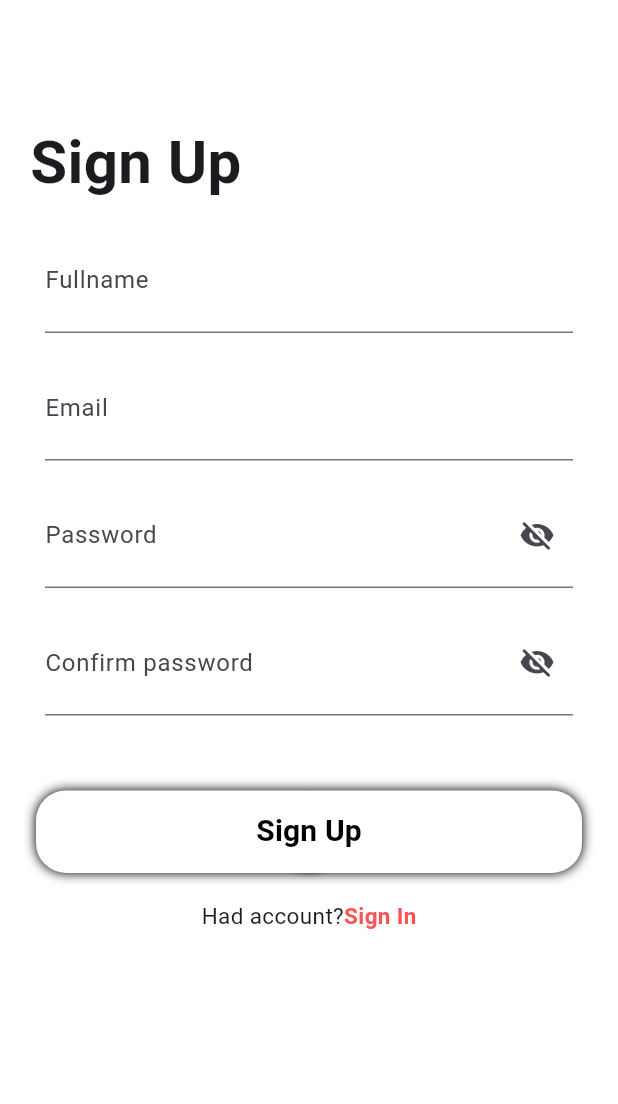
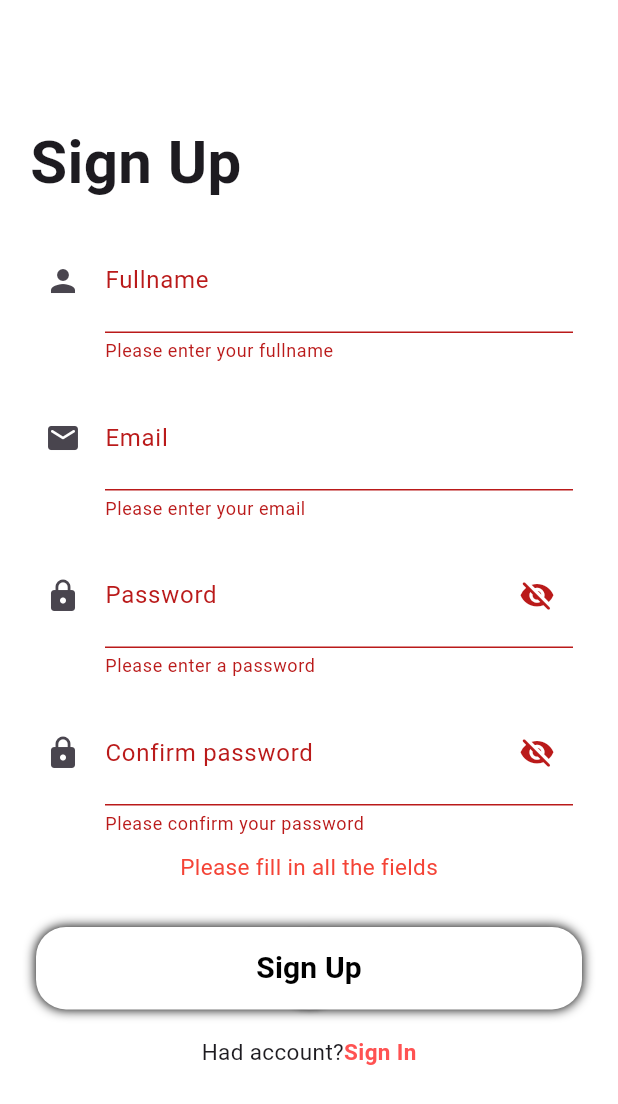
Before and after one commit to ahntnie/IOT_APP, a Flutter app: the SignUp screen opened by its route, after a tap on "Sign Up", on a phone screen of 412 x 824 dp. Shown: the top 1104 px of the screen. Run offline on Flutter 3.47's test engine with Material 3 defaults, Android fonts, the light colour scheme and no system bars; our stand-ins replace email_validator, firebase_auth, firebase_core, firebase_database; accounts and stored records are empty.

Commit message:
pull ve di may ong than

```diff
--- a/lib/components/HomeScreen/Item_Device.dart
+++ b/lib/components/HomeScreen/Item_Device.dart
@@ -1,5 +1,3 @@
-import 'dart:ffi';
-
 import 'package:firebase_auth/firebase_auth.dart';
 import 'package:flutter/material.dart';
 import 'package:iot_app/components/model/DTO/device.dart';
--- a/lib/components/SignIn_SignUp/signin.dart
+++ b/lib/components/SignIn_SignUp/signin.dart
@@ -91,14 +91,20 @@ class _SignInState extends State<SignIn> {
                 ),
               ),
               const SizedBox(
-                height: 50,
+                height: 20,
               ),
-              // Dialog(
-              //   child: Text(
-              //     txt,
-              //     style: const TextStyle(color: Colors.red, fontSize: 15),
-              //   ),
-              // ),
+              Row(
+                mainAxisAlignment: MainAxisAlignment.center,
+                children: [
+                  Text(
+                    txt,
+                    style: TextStyle(color: Colors.red, fontSize: 15),
+                  )
+                ],
+              ),
+              const SizedBox(
+                height: 30,
+              ),
               ElevatedButton(
                 style: ElevatedButton.styleFrom(shape: const CircleBorder()),
                 onPressed: () {
@@ -110,6 +116,8 @@ class _SignInState extends State<SignIn> {
                   //     txt = "Sign In failed";
                   //   }
                   // }
+                  if (form_key.currentState != null &&
+                      form_key.currentState!.validate()) {
                     try {
                       FirebaseAuth.instance
                           .signInWithEmailAndPassword(
@@ -122,6 +130,11 @@ class _SignInState extends State<SignIn> {
                       });
                     } catch (e) {
                       print("Error");
+                    }
+                  } else {
+                    setState(() {
+                      txt = "Please fill in all the fields";
+                    });
                   }
                 },
                 child: Container(
--- a/lib/components/SignIn_SignUp/signup.dart
+++ b/lib/components/SignIn_SignUp/signup.dart
@@ -1,3 +1,4 @@
+import 'package:email_validator/email_validator.dart';
 import 'package:firebase_auth/firebase_auth.dart';
 import 'package:firebase_database/firebase_database.dart';
 import 'package:flutter/material.dart';
@@ -24,13 +25,13 @@ class _SignUpState extends State<SignUp> {
     return SafeArea(
       child: Scaffold(
         backgroundColor: Colors.white,
-        body: Padding(
-          padding: const EdgeInsets.only(top: 50, bottom: 40),
+        body: Form(
+          key: form_key,
           child: SingleChildScrollView(
             child:
                 Column(crossAxisAlignment: CrossAxisAlignment.start, children: [
               Container(
-                padding: const EdgeInsets.only(top: 30, left: 20),
+                padding: const EdgeInsets.only(top: 80, left: 20),
                 child: const Text(
                   "Sign Up",
                   style: TextStyle(fontWeight: FontWeight.bold, fontSize: 40),
@@ -39,35 +40,51 @@ class _SignUpState extends State<SignUp> {
               Container(
                 margin: const EdgeInsets.only(top: 15),
                 padding: const EdgeInsets.symmetric(horizontal: 30),
-                child: TextField(
+                child: TextFormField(
                   controller: fullname,
                   decoration: const InputDecoration(
                     contentPadding: EdgeInsets.symmetric(vertical: 15.0),
                     labelText: 'Fullname',
+                    icon: Icon(Icons.person),
                   ),
+                  validator: (value) {
+                    if (value == null || value.isEmpty) {
+                      return 'Please enter your fullname';
+                    }
+                    return null;
+                  },
                 ),
               ),
               Container(
                 margin: const EdgeInsets.only(top: 15),
                 padding: const EdgeInsets.symmetric(horizontal: 30),
-                child: TextField(
+                child: TextFormField(
                   controller: email,
                   decoration: const InputDecoration(
                       contentPadding: EdgeInsets.symmetric(vertical: 15.0),
                       labelText: 'Email',
-                  ),
+                      icon: Icon(Icons.email_rounded)),
+                  validator: (value) {
+                    if (value == null || value.isEmpty) {
+                      return 'Please enter your email';
+                    } else if (!EmailValidator.validate(value)) {
+                      return 'Please enter a valid email address';
+                    }
+                    return null;
+                  },
                 ),
               ),
               Container(
                 margin: const EdgeInsets.only(top: 15),
                 padding: const EdgeInsets.symmetric(horizontal: 30),
-                child: TextField(
+                child: TextFormField(
                   controller: password,
                   obscureText: obs,
                   decoration: InputDecoration(
                       contentPadding:
                           const EdgeInsets.symmetric(vertical: 15.0),
                       labelText: 'Password',
+                      icon: const Icon(Icons.lock),
                       suffixIcon: IconButton(
                         icon: obs
                             ? const Icon(Icons.visibility_off_rounded)
@@ -78,18 +95,25 @@ class _SignUpState extends State<SignUp> {
                           });
                         },
                       )),
+                  validator: (value) {
+                    if (value == null || value.isEmpty) {
+                      return 'Please enter a password';
+                    }
+                    return null;
+                  },
                 ),
               ),
               Container(
                 margin: const EdgeInsets.only(top: 15),
                 padding: const EdgeInsets.symmetric(horizontal: 30),
-                child: TextField(
+                child: TextFormField(
                   controller: cfpassword,
                   obscureText: obs,
                   decoration: InputDecoration(
                       contentPadding:
                           const EdgeInsets.symmetric(vertical: 15.0),
                       labelText: 'Confirm password',
+                      icon: const Icon(Icons.lock),
                       suffixIcon: IconButton(
                         icon: obs
                             ? const Icon(Icons.visibility_off_rounded)
@@ -100,14 +124,36 @@ class _SignUpState extends State<SignUp> {
                           });
                         },
                       )),
+                  validator: (value) {
+                    if (value == null || value.isEmpty) {
+                      return 'Please confirm your password';
+                    } else if (value != password.text) {
+                      return 'Passwords do not match';
+                    }
+                    return null;
+                  },
                 ),
               ),
               const SizedBox(
-                height: 50,
+                height: 10,
+              ),
+              Row(
+                mainAxisAlignment: MainAxisAlignment.center,
+                children: [
+                  Text(
+                    txt,
+                    style: TextStyle(color: Colors.red, fontSize: 15),
+                  )
+                ],
+              ),
+              const SizedBox(
+                height: 30,
               ),
               ElevatedButton(
                 style: ElevatedButton.styleFrom(shape: const CircleBorder()),
                 onPressed: () {
+                  if (form_key.currentState != null &&
+                      form_key.currentState!.validate()) {
                     FirebaseAuth.instance
                         .createUserWithEmailAndPassword(
                             email: email.text, password: password.text)
@@ -125,6 +171,11 @@ class _SignUpState extends State<SignUp> {
                     }).onError((error, stackTrace) {
                       print("Error ${error.toString()}");
                     });
+                  } else {
+                    setState(() {
+                      txt = "Please fill in all the fields";
+                    });
+                  }
                 },
                 child: Container(
                   decoration: BoxDecoration(
--- a/pubspec.yaml
+++ b/pubspec.yaml
@@ -41,6 +41,7 @@ dependencies:
   cloud_firestore: ^4.13.2
   flutter_carousel_widget: ^2.1.2
   firebase_database: ^10.3.6
+  email_validator: ^2.1.17
   # google_sign_in: ^6.1.6
 
 dev_dependencies:
```
Also changed, not shown: lib/components/HomeScreen/profile.dart (+11 -0 lines), pubspec.lock. Lines whose indentation alone changed are shown as unchanged.
